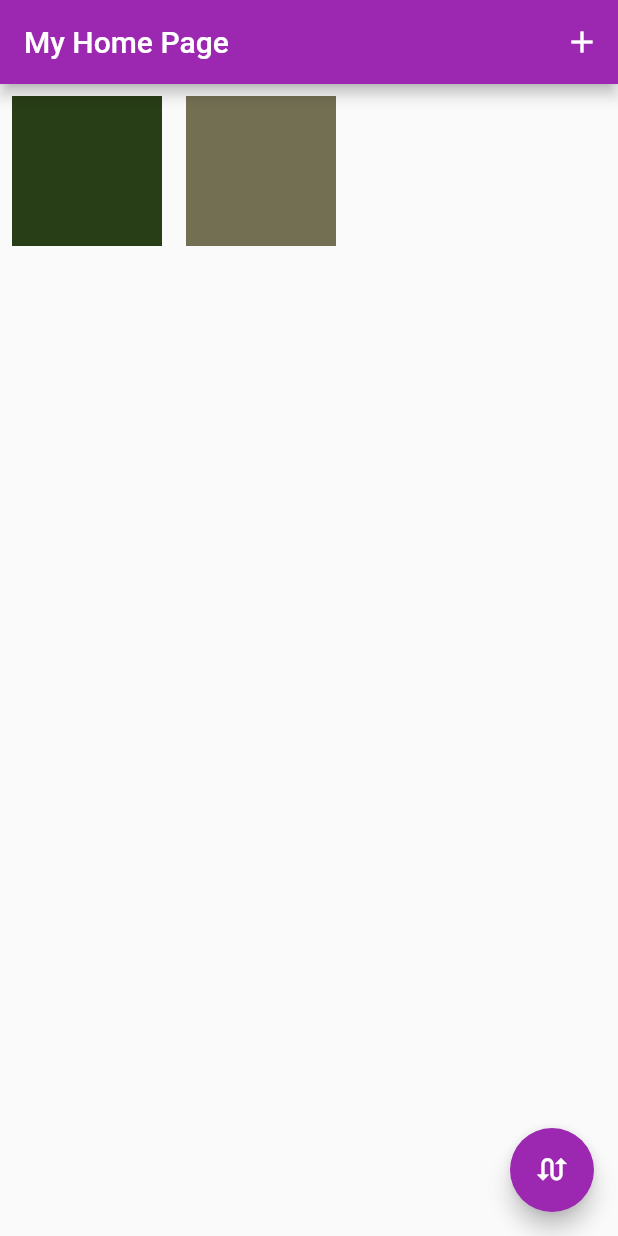
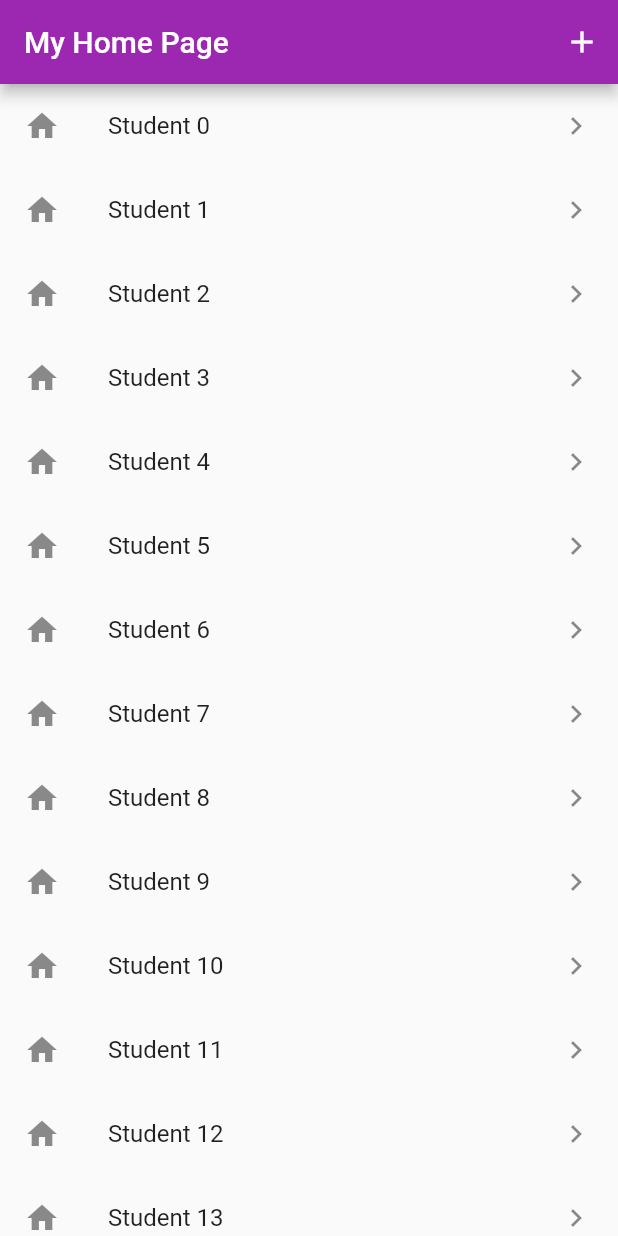
Before and after one commit to GwonHayeon/mobileAppDevelopment, a Flutter app: the screen it shows after launch, on a phone screen of 412 x 824 dp. Run offline on Flutter 3.47's test engine with Material 2 defaults, Android fonts, the phone set to English and light mode, and no system bars.

```diff
--- a/lib/main.dart
+++ b/lib/main.dart
@@ -9,7 +9,6 @@ void main() {
 
 class MyApp extends StatelessWidget {
   MyApp({super.key});
-
   @override
   Widget build(BuildContext context) {
     return MaterialApp(
@@ -18,85 +17,52 @@ class MyApp extends StatelessWidget {
       theme: ThemeData(
         primarySwatch: Colors.purple, //이것까지 해줘야함
       ),
-      home: MyHomePage(),
+      home: const MyHomePage(),
     );
   }
 }
 
 class MyHomePage extends StatefulWidget {
-
-  MyHomePage({super.key});
+  const MyHomePage({Key? key}) : super(key: key);
 
   @override
   State<MyHomePage> createState() => _MyHomePageState();
 }
 
 class _MyHomePageState extends State<MyHomePage> {
-  List<Widget> myTiles = [
-    Padding(
-      key: UniqueKey(),
-      padding: const EdgeInsets.all(8.0),
-      child: MyTile(),
-    ),
-    Padding(
-      key: UniqueKey(),
-      padding: const EdgeInsets.all(8.0),
-      child: MyTile(),
-    ),
-  ];
   @override
   Widget build(BuildContext context) {
+    List items = List.generate(20, (i) => i);
     return Scaffold(
         appBar: AppBar(
-        title: Text("My Home Page"),
+          title: const Text("My Home Page"),
           actions: [
             IconButton(
               onPressed: () {},
-              icon: Icon(
+              icon: const Icon(
                 Icons.add,
-              ))
+              ),),
           ],
         ),
-      body: Row(
-        children: myTiles,
-      ),
-      floatingActionButton: FloatingActionButton(
-        child: Icon(Icons.swap_calls),
-        onPressed: (){
+        body: ReorderableListView.builder(
+            itemCount: items.length,
+            itemBuilder:(c,i){
+              return ListTile(
+                key: ValueKey(items[i]),
+                title: Text("Student ${items[i]}"),
+                leading : const Icon(Icons.home),
+                trailing: const Icon(Icons.navigate_next),
+              );
+            },
+          onReorder: (int oldIndex, int newIndex){
               setState(() {
-            myTiles.insert(1, myTiles.removeAt(0));
+                if(oldIndex < newIndex){
+                  newIndex -= 1;
+                }
+                items.insert(newIndex, items.removeAt(oldIndex));
               });
           },
-      ),
+        )
     );
   }
 }
-
-class MyTile extends StatefulWidget {
-  MyTile({Key? key}) : super(key:key);
-
-  @override
-  State<MyTile> createState() => _MyTileState();
-}
-
-class _MyTileState extends State<MyTile> {
-  final Color myColor = UniqueColorGenerator.getColor();
-
-  @override
-  Widget build(BuildContext context) {
-    return Container(
-      width: 100,
-      height: 100,
-      color: myColor,
-    );
-  }
-}
-
-class UniqueColorGenerator {
-  static Random random = Random();
-
-  static Color getColor() {
-    return Color.fromARGB(
-        255, random.nextInt(255), random.nextInt(255), random.nextInt(255));
-  }
-}
```
Lines whose indentation alone changed are shown as unchanged.
